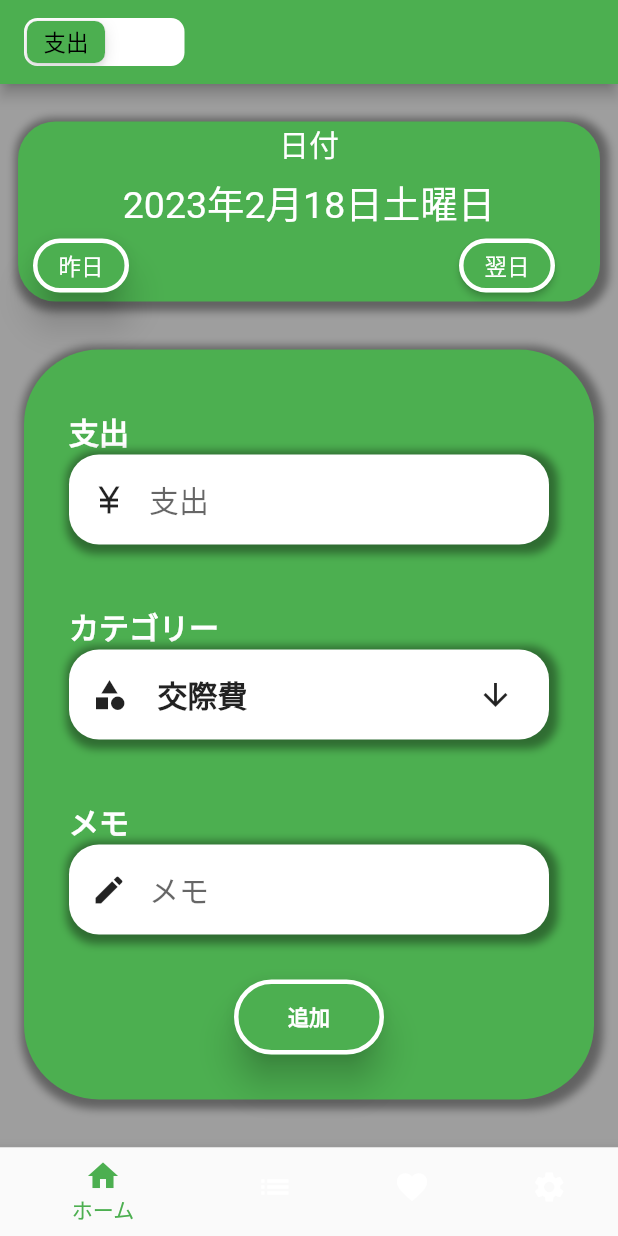
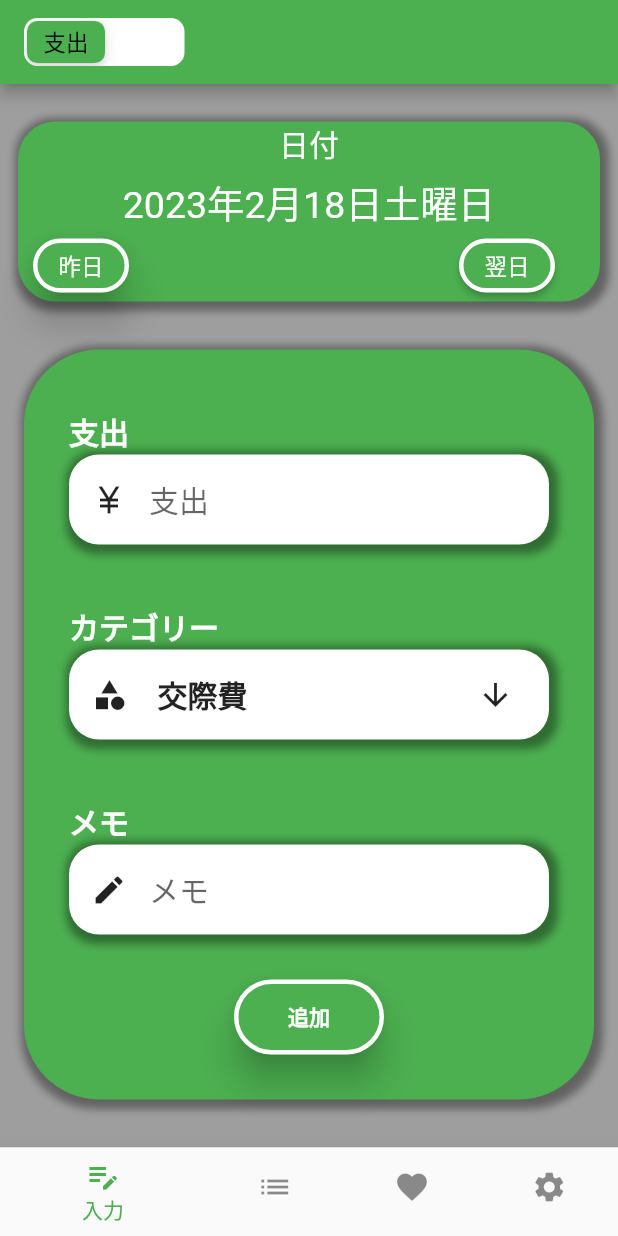
Before and after one commit to keito0612/budget_life, a Flutter app: the screen it shows after launch, on a phone screen of 412 x 824 dp. Run offline on Flutter 3.47's test engine with Material 2 defaults, Android fonts, the phone set to English and light mode, and no system bars; our stand-ins replace flutter_hooks, flutter_riverpod, flutter_slidable, freezed_annotation, grouped_list, hooks_riverpod and 1 more; missing offline and left inert: group_list_view, sticky_grouped_list; accounts and stored records are empty; Roboto replaces fonts that are missing (SFProRounded).

Commit message:
BottomNavigationBarItemの名前を変更

```diff
--- a/lib/main.dart
+++ b/lib/main.dart
@@ -4,8 +4,6 @@ import 'package:budget/page/input_page.dart';
 import 'package:budget/page/list_page.dart';
 import 'package:flutter/material.dart';
 import 'package:flutter_riverpod/flutter_riverpod.dart';
-
-import 'page/expense_page.dart';
 
 final selectedPageProvider = StateProvider.autoDispose((ref) => 0);
 
@@ -18,8 +16,8 @@ class MyApp extends ConsumerWidget {
 
   final List<BottomNavigationBarItem> _tabItems = const [
     BottomNavigationBarItem(
-      icon: Icon(Icons.home),
-      label: 'ホーム',
+      icon: Icon(Icons.edit_note_outlined),
+      label: '入力',
     ),
     BottomNavigationBarItem(
       icon: Icon(Icons.list),
@@ -42,7 +40,6 @@ class MyApp extends ConsumerWidget {
     final selectedIndexController = ref.read(selectedPageProvider.notifier);
     List<Widget> pageList = [InputPage(), const ListPage()];
     return MaterialApp(
-        title: 'Flutter Demo',
         theme: ThemeData(
           primarySwatch: Colors.blue,
         ),
@@ -50,8 +47,9 @@ class MyApp extends ConsumerWidget {
             body: pageList[selectedIndex],
             bottomNavigationBar: BottomNavigationBar(
                 unselectedLabelStyle:
-                    const TextStyle(color: Colors.white, fontSize: 14),
-                fixedColor: Colors.green,
+                    const TextStyle(color: Colors.black, fontSize: 14),
+                unselectedItemColor: Colors.black45,
+                selectedItemColor: Colors.green,
                 currentIndex: selectedIndex,
                 onTap: (index) {
                   selectedIndexController.state = index;
```
